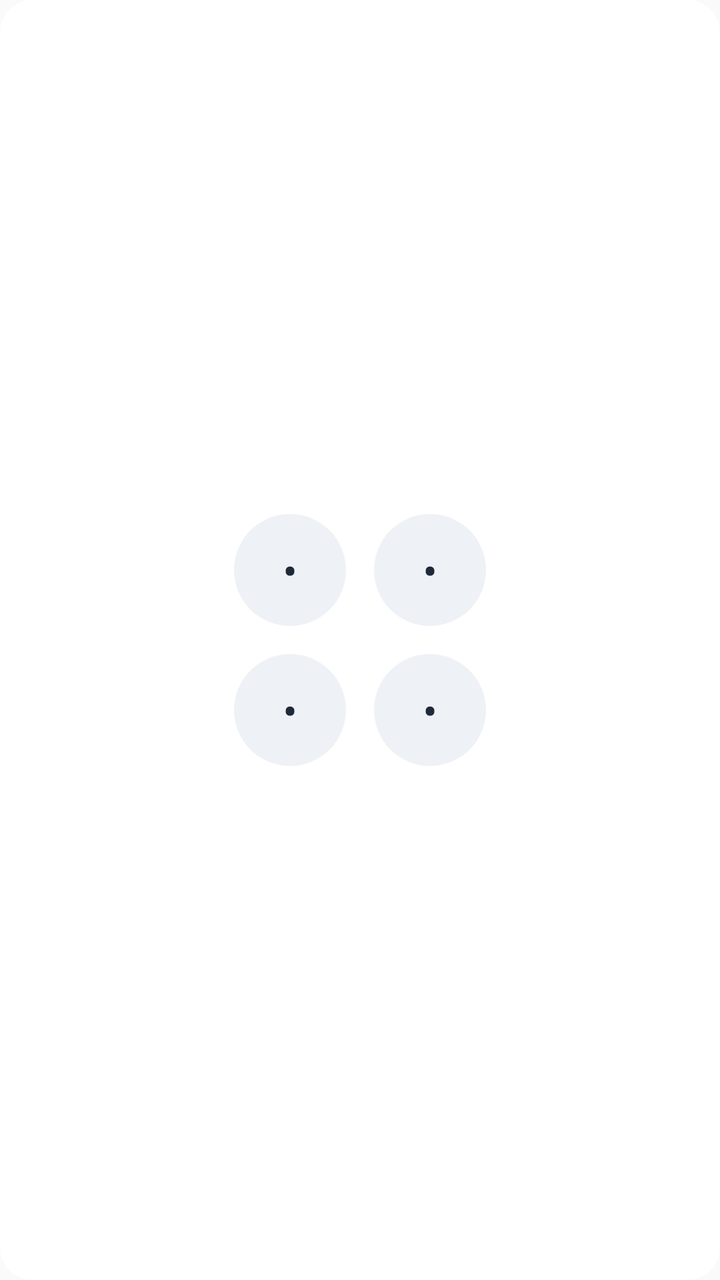
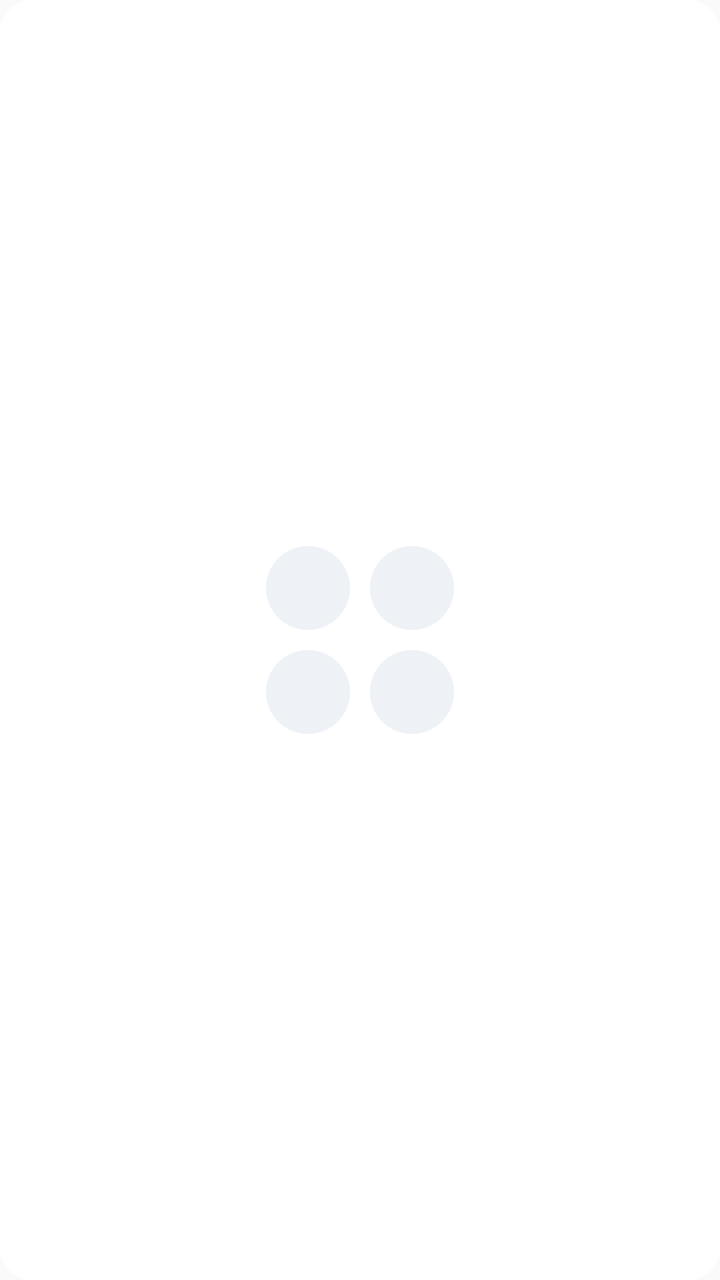

Two renders of the same Android screen: before a commit and after it. Below are the layout's source before the change and the commit's diff.
<!-- AndroidManifest.xml: application theme AppTheme -->
<!-- res/layout/widget_layout.xml -->
<LinearLayout xmlns:android="http://schemas.android.com/apk/res/android"
    android:layout_width="match_parent"
    android:layout_height="match_parent"
    android:background="@drawable/widget_background"
    android:gravity="center"
    android:orientation="vertical"
    android:padding="14dp">

    <LinearLayout
        android:layout_width="wrap_content"
        android:layout_height="wrap_content"
        android:gravity="center"
        android:orientation="horizontal">

        <TextView
            android:id="@+id/widget_slot_0"
            android:layout_width="56dp"
            android:layout_height="56dp"
            android:layout_marginEnd="14dp"
            android:background="@drawable/widget_placeholder_circle"
            android:gravity="center"
            android:text="&#8226;"
            android:textColor="#1F2937"
            android:textSize="22sp" />

        <TextView
            android:id="@+id/widget_slot_1"
            android:layout_width="56dp"
            android:layout_height="56dp"
            android:background="@drawable/widget_placeholder_circle"
            android:gravity="center"
            android:text="&#8226;"
            android:textColor="#1F2937"
            android:textSize="22sp" />
    </LinearLayout>

    <LinearLayout
        android:layout_width="wrap_content"
        android:layout_height="wrap_content"
        android:layout_marginTop="14dp"
        android:gravity="center"
        android:orientation="horizontal">

        <TextView
            android:id="@+id/widget_slot_2"
            android:layout_width="56dp"
            android:layout_height="56dp"
            android:layout_marginEnd="14dp"
            android:background="@drawable/widget_placeholder_circle"
            android:gravity="center"
            android:text="&#8226;"
            android:textColor="#1F2937"
            android:textSize="22sp" />

        <TextView
            android:id="@+id/widget_slot_3"
            android:layout_width="56dp"
            android:layout_height="56dp"
            android:background="@drawable/widget_placeholder_circle"
            android:gravity="center"
            android:text="&#8226;"
            android:textColor="#1F2937"
            android:textSize="22sp" />
    </LinearLayout>
</LinearLayout>
<!-- resources referenced by this layout -->
<resources>
  <!-- drawable widget_background (drawable) -->
  <?xml version="1.0" encoding="utf-8"?>
  <shape xmlns:android="http://schemas.android.com/apk/res/android"
      android:shape="rectangle">
      <solid android:color="#FFFFFF" />
      <corners android:radius="16dp" />
  </shape>
  <!-- drawable widget_placeholder_circle (drawable) -->
  <?xml version="1.0" encoding="utf-8"?>
  <shape xmlns:android="http://schemas.android.com/apk/res/android"
      android:shape="oval">
      <solid android:color="#EEF2F7" />
  </shape>
  <style name="AppTheme" parent="Theme.AppCompat.Light.DarkActionBar">
          
          <item name="colorPrimary">@color/colorPrimary</item>
          <item name="colorPrimaryDark">@color/colorPrimaryDark</item>
          <item name="colorAccent">@color/colorAccent</item>
      </style>
</resources>

<!-- the commit's change to res/layout/widget_layout.xml (unified diff, before → after) -->
@@ -4,7 +4,7 @@
     android:background="@drawable/widget_background"
     android:gravity="center"
     android:orientation="vertical"
-    android:padding="14dp">
+    android:padding="8dp">
 
     <LinearLayout
         android:layout_width="wrap_content"
@@ -12,54 +12,46 @@
         android:gravity="center"
         android:orientation="horizontal">
 
-        <TextView
+        <ImageView
             android:id="@+id/widget_slot_0"
-            android:layout_width="56dp"
-            android:layout_height="56dp"
-            android:layout_marginEnd="14dp"
-            android:background="@drawable/widget_placeholder_circle"
-            android:gravity="center"
-            android:text="&#8226;"
-            android:textColor="#1F2937"
-            android:textSize="22sp" />
+            android:layout_width="42dp"
+            android:layout_height="42dp"
+            android:layout_marginEnd="10dp"
+            android:contentDescription="@null"
+            android:scaleType="fitCenter"
+            android:src="@drawable/widget_placeholder_circle" />
 
-        <TextView
+        <ImageView
             android:id="@+id/widget_slot_1"
-            android:layout_width="56dp"
-            android:layout_height="56dp"
-            android:background="@drawable/widget_placeholder_circle"
-            android:gravity="center"
-            android:text="&#8226;"
-            android:textColor="#1F2937"
-            android:textSize="22sp" />
+            android:layout_width="42dp"
+            android:layout_height="42dp"
+            android:contentDescription="@null"
+            android:scaleType="fitCenter"
+            android:src="@drawable/widget_placeholder_circle" />
     </LinearLayout>
 
     <LinearLayout
         android:layout_width="wrap_content"
         android:layout_height="wrap_content"
-        android:layout_marginTop="14dp"
+        android:layout_marginTop="10dp"
         android:gravity="center"
         android:orientation="horizontal">
 
-        <TextView
+        <ImageView
             android:id="@+id/widget_slot_2"
-            android:layout_width="56dp"
-            android:layout_height="56dp"
-            android:layout_marginEnd="14dp"
-            android:background="@drawable/widget_placeholder_circle"
-            android:gravity="center"
-            android:text="&#8226;"
-            android:textColor="#1F2937"
-            android:textSize="22sp" />
+            android:layout_width="42dp"
+            android:layout_height="42dp"
+            android:layout_marginEnd="10dp"
+            android:contentDescription="@null"
+            android:scaleType="fitCenter"
+            android:src="@drawable/widget_placeholder_circle" />
 
-        <TextView
+        <ImageView
             android:id="@+id/widget_slot_3"
-            android:layout_width="56dp"
-            android:layout_height="56dp"
-            android:background="@drawable/widget_placeholder_circle"
-            android:gravity="center"
-            android:text="&#8226;"
-            android:textColor="#1F2937"
-            android:textSize="22sp" />
+            android:layout_width="42dp"
+            android:layout_height="42dp"
+            android:contentDescription="@null"
+            android:scaleType="fitCenter"
+            android:src="@drawable/widget_placeholder_circle" />
     </LinearLayout>
 </LinearLayout>
